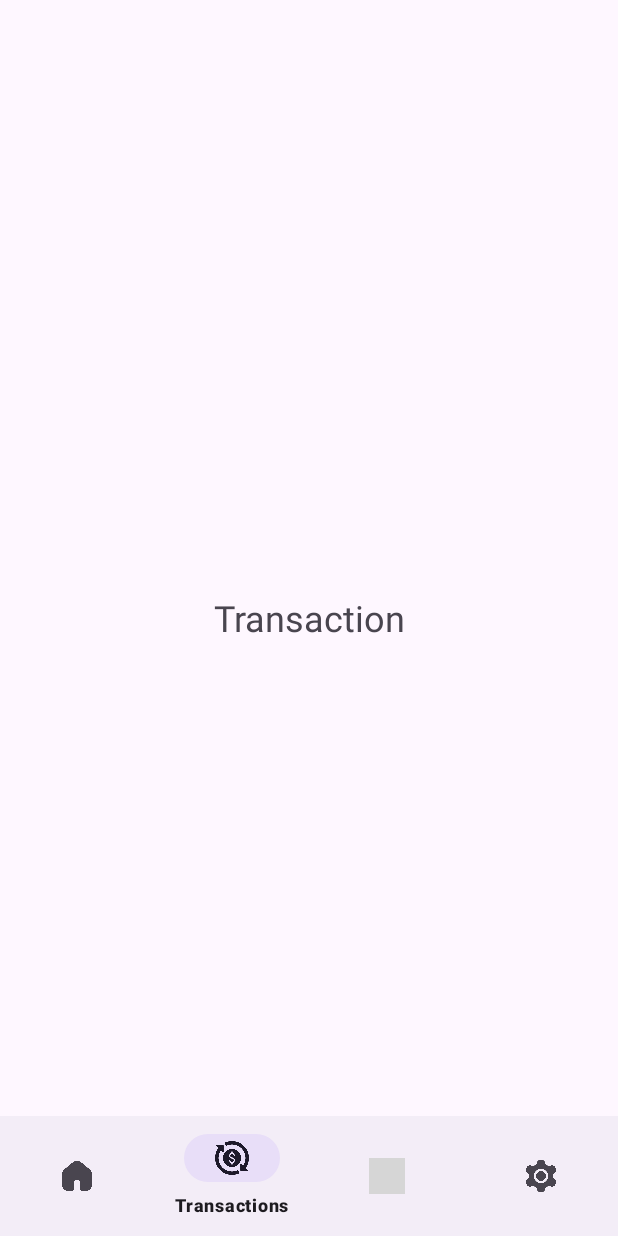
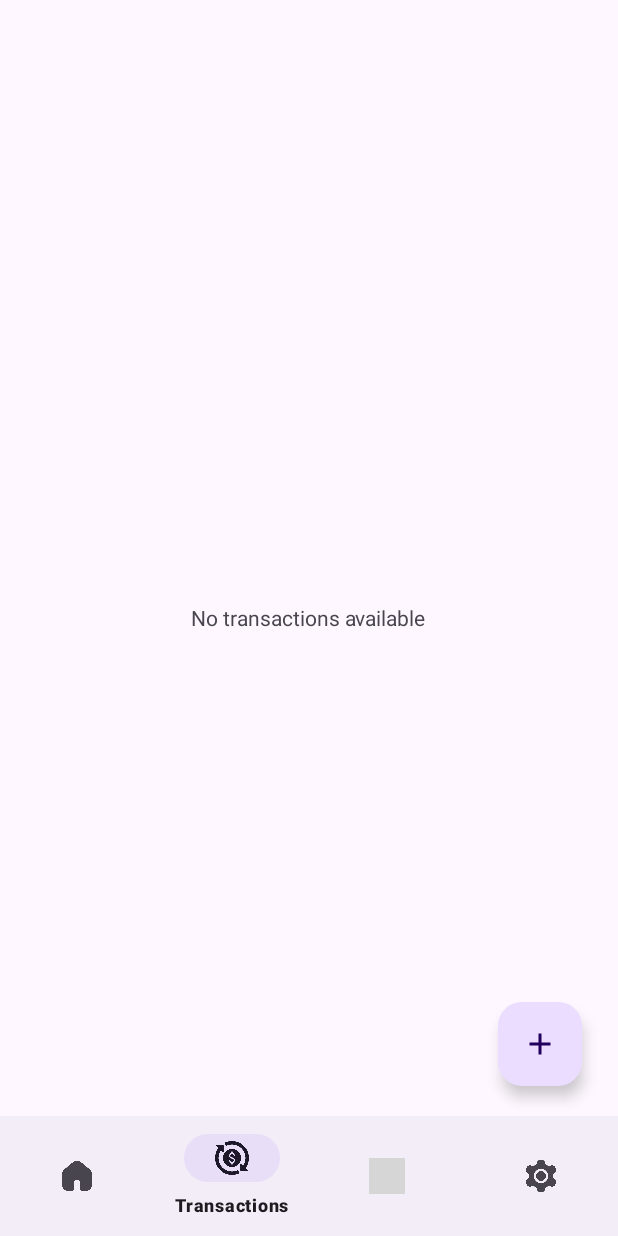
Before and after one commit to dialgolum/Trakcoin, an Android app: the TransactionFragment screen opened through its navigation route, on a phone screen of 412 x 824 dp. Run offline under Robolectric (Android 15) with nearby library versions, the light colour scheme and no system bars; our stand-ins replace navigation-ui; grey boxes are pictures that could not be loaded.

Commit message:
transaction ft uis

```diff
--- a/app/build.gradle.kts
+++ b/app/build.gradle.kts
@@ -48,6 +48,7 @@ dependencies {
     implementation(libs.androidx.lifecycle.livedata.ktx)
     implementation(libs.androidx.lifecycle.viewmodel.ktx)
     implementation(libs.androidx.fragment.ktx)
+    implementation(libs.gson)
     testImplementation(libs.junit)
     androidTestImplementation(libs.androidx.junit)
     androidTestImplementation(libs.androidx.espresso.core)
--- a/app/src/main/AndroidManifest.xml
+++ b/app/src/main/AndroidManifest.xml
@@ -13,6 +13,9 @@
         android:theme="@style/Theme.Trakcoin"
         tools:targetApi="31">
         <activity
+            android:name=".activities.addTransactionActivity"
+            android:exported="false" />
+        <activity
             android:name=".activities.HomeActivity"
             android:exported="false" />
         <activity
--- a/app/src/main/java/com/example/trakcoin/fragments/TransactionFragment.kt
+++ b/app/src/main/java/com/example/trakcoin/fragments/TransactionFragment.kt
@@ -1,11 +1,14 @@
 package com.example.trakcoin.fragments
 
+import android.content.Intent
 import android.os.Bundle
 import android.view.LayoutInflater
 import android.view.View
 import android.view.ViewGroup
 import androidx.fragment.app.Fragment
 import com.example.trakcoin.R
+import com.example.trakcoin.activities.addTransactionActivity
+import com.google.android.material.floatingactionbutton.FloatingActionButton
 
 class TransactionFragment : Fragment() {
 
@@ -14,6 +17,14 @@ class TransactionFragment : Fragment() {
         container: ViewGroup?,
         savedInstanceState: Bundle?
     ): View? {
-        return inflater.inflate(R.layout.fragment_transaction, container, false)
+        val view = inflater.inflate(R.layout.fragment_transaction, container, false)
+
+        val fabAdd = view.findViewById<FloatingActionButton>(R.id.fabAdd)
+        fabAdd.setOnClickListener {
+            val intent = Intent(activity, addTransactionActivity::class.java)
+            startActivity(intent)
+        }
+
+        return view
     }
 }
--- /dev/null
+++ b/app/src/main/java/com/example/trakcoin/utils/SharedPrefManager.kt
@@ -0,0 +1,4 @@
+package com.example.trakcoin.utils
+
+class SharedPrefManager {
+}
--- /dev/null
+++ b/app/src/main/res/drawable/ic_add.xml
@@ -0,0 +1,5 @@
+<vector xmlns:android="http://schemas.android.com/apk/res/android" android:height="24dp" android:tint="#000000" android:viewportHeight="24" android:viewportWidth="24" android:width="24dp">
+
+    <path android:fillColor="@android:color/white" android:pathData="M19,13h-6v6h-2v-6H5v-2h6V5h2v6h6v2z"/>
+
+</vector>
--- /dev/null
+++ b/app/src/main/res/drawable/spinner_background.xml
@@ -0,0 +1,6 @@
+<?xml version="1.0" encoding="utf-8"?>
+<shape xmlns:android="http://schemas.android.com/apk/res/android"
+    android:shape="rectangle">
+    <solid android:color="#EEEEEE"/>
+    <corners android:radius="8dp"/>
+</shape>
--- a/app/src/main/res/layout/fragment_transaction.xml
+++ b/app/src/main/res/layout/fragment_transaction.xml
@@ -1,17 +1,30 @@
 <?xml version="1.0" encoding="utf-8"?>
-<FrameLayout xmlns:android="http://schemas.android.com/apk/res/android"
+<RelativeLayout xmlns:android="http://schemas.android.com/apk/res/android"
     xmlns:tools="http://schemas.android.com/tools"
     android:layout_width="match_parent"
     android:layout_height="match_parent"
+    android:fitsSystemWindows="true"
     tools:context=".fragments.TransactionFragment">
 
+    <!-- Placeholder for transaction list (we'll use RecyclerView later) -->
+
     <TextView
-        android:layout_width="match_parent"
-        android:layout_height="match_parent"
-        android:gravity="center"
-        android:text="Transaction"
-        android:textSize="24sp" />
+        android:id="@+id/noDataText"
+        android:layout_width="wrap_content"
+        android:layout_height="wrap_content"
+        android:text="No transactions available"
+        android:layout_centerInParent="true"/>
 
+    <!-- Add Transaction Button -->
 
+    <com.google.android.material.floatingactionbutton.FloatingActionButton
+        android:id="@+id/fabAdd"
+        android:layout_width="wrap_content"
+        android:layout_height="wrap_content"
+        android:src="@drawable/ic_add"
+        android:layout_alignParentBottom="true"
+        android:layout_alignParentEnd="true"
+        android:layout_marginEnd="24dp"
+        android:layout_marginBottom="100dp"/>
 
-</FrameLayout>
+</RelativeLayout>
--- a/gradle/libs.versions.toml
+++ b/gradle/libs.versions.toml
@@ -14,6 +14,7 @@ legacySupportV4 = "1.0.0"
 lifecycleLivedataKtx = "2.6.1"
 lifecycleViewmodelKtx = "2.6.1"
 fragmentKtx = "1.8.6"
+gson = "2.10.1"
 
 [libraries]
 androidx-core-ktx = { group = "androidx.core", name = "core-ktx", version.ref = "coreKtx" }
@@ -30,6 +31,7 @@ androidx-legacy-support-v4 = { group = "androidx.legacy", name = "legacy-support
 androidx-lifecycle-livedata-ktx = { group = "androidx.lifecycle", name = "lifecycle-livedata-ktx", version.ref = "lifecycleLivedataKtx" }
 androidx-lifecycle-viewmodel-ktx = { group = "androidx.lifecycle", name = "lifecycle-viewmodel-ktx", version.ref = "lifecycleViewmodelKtx" }
 androidx-fragment-ktx = { group = "androidx.fragment", name = "fragment-ktx", version.ref = "fragmentKtx" }
+gson = { group = "com.google.code.gson", name = "gson", version.ref = "gson" }
 
 [plugins]
 android-application = { id = "com.android.application", version.ref = "agp" }
```
Also changed, not shown: app/src/main/java/com/example/trakcoin/activities/addTransactionActivity.kt (added, +105 -0 lines), app/src/main/res/layout/activity_add_transaction.xml (added, +120 -0 lines), app/src/main/res/values/strings.xml (+9 -0 lines), app/src/main/res/drawable/add.png (added).
